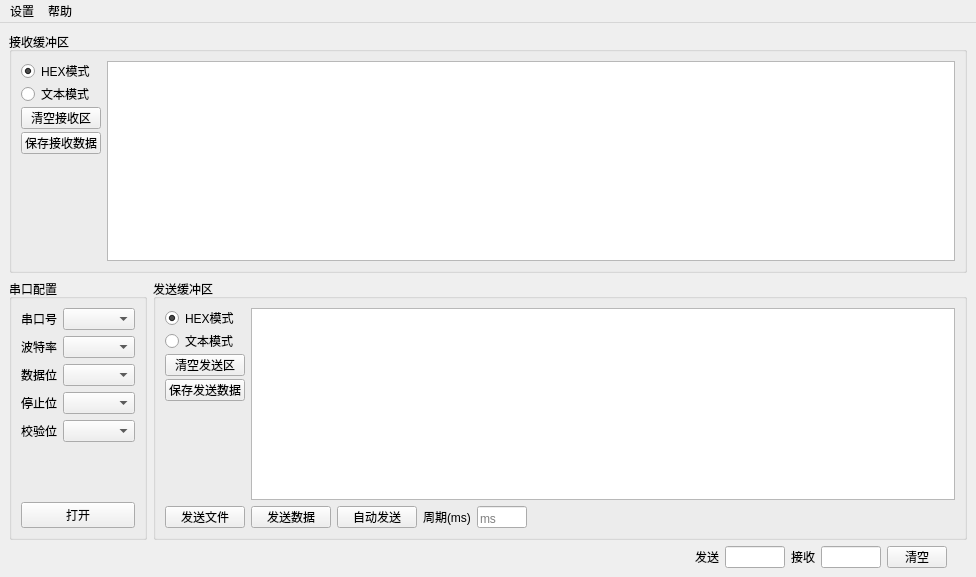
thb1314/HaibinSerialPortDebuger, file mainwindow.ui: the form before one commit.
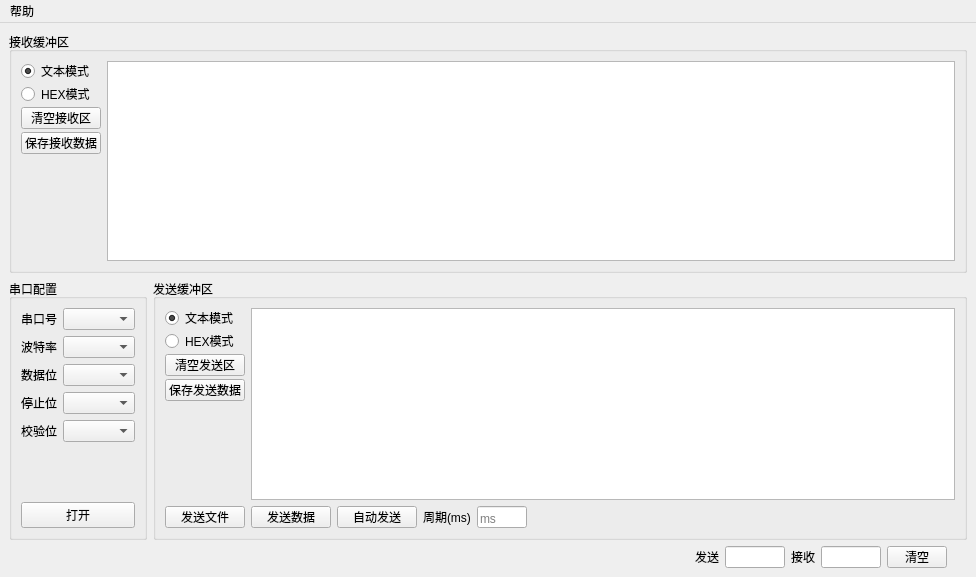
The form after the commit.

```diff
--- a/mainwindow.ui
+++ b/mainwindow.ui
@@ -43,31 +43,6 @@
                  <property name="spacing">
                   <number>3</number>
                  </property>
-                 <item>
-                  <widget class="QRadioButton" name="radioButton_5">
-                   <property name="sizePolicy">
-                    <sizepolicy hsizetype="Minimum" vsizetype="Minimum">
-                     <horstretch>0</horstretch>
-                     <verstretch>0</verstretch>
-                    </sizepolicy>
-                   </property>
-                   <property name="maximumSize">
-                    <size>
-                     <width>16777215</width>
-                     <height>20</height>
-                    </size>
-                   </property>
-                   <property name="toolTip">
-                    <string>十六进制模式发送</string>
-                   </property>
-                   <property name="text">
-                    <string>HEX模式</string>
-                   </property>
-                   <property name="checked">
-                    <bool>true</bool>
-                   </property>
-                  </widget>
-                 </item>
                  <item>
                   <widget class="QRadioButton" name="radioButton_6">
                    <property name="sizePolicy">
@@ -88,6 +63,34 @@
                    <property name="text">
                     <string>文本模式</string>
                    </property>
+                   <property name="checked">
+                    <bool>true</bool>
+                   </property>
+                  </widget>
+                 </item>
+                 <item>
+                  <widget class="QRadioButton" name="radioButton_5">
+                   <property name="sizePolicy">
+                    <sizepolicy hsizetype="Minimum" vsizetype="Minimum">
+                     <horstretch>0</horstretch>
+                     <verstretch>0</verstretch>
+                    </sizepolicy>
+                   </property>
+                   <property name="maximumSize">
+                    <size>
+                     <width>16777215</width>
+                     <height>20</height>
+                    </size>
+                   </property>
+                   <property name="toolTip">
+                    <string>十六进制模式发送</string>
+                   </property>
+                   <property name="text">
+                    <string>HEX模式</string>
+                   </property>
+                   <property name="checked">
+                    <bool>false</bool>
+                   </property>
                   </widget>
                  </item>
                  <item>
@@ -262,7 +265,7 @@
                       <string>十六进制模式发送</string>
                      </property>
                      <property name="text">
-                      <string>HEX模式</string>
+                      <string>文本模式</string>
                      </property>
                      <property name="checked">
                       <bool>true</bool>
@@ -287,7 +290,10 @@
                       <string>普通文本模式发送</string>
                      </property>
                      <property name="text">
-                      <string>文本模式</string>
+                      <string>HEX模式</string>
+                     </property>
+                     <property name="checked">
+                      <bool>false</bool>
                      </property>
                     </widget>
                    </item>
@@ -545,18 +551,11 @@
      <height>26</height>
     </rect>
    </property>
-   <widget class="QMenu" name="menuSetting">
-    <property name="title">
-     <string>设置</string>
-    </property>
-    <addaction name="actionyiti"/>
-   </widget>
    <widget class="QMenu" name="menuHelp">
     <property name="title">
      <string>帮助</string>
     </property>
    </widget>
-   <addaction name="menuSetting"/>
    <addaction name="menuHelp"/>
   </widget>
   <action name="actionyiti">
```
Left out of the diff: 56 changed lines with no effect on the pictures.
